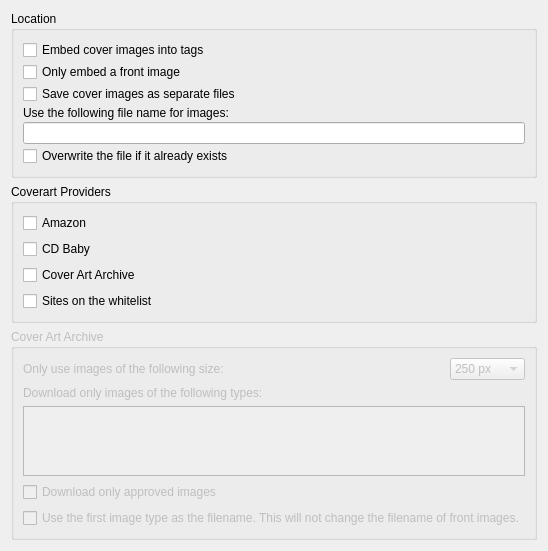
Qt form ui/options_cover.ui (metabrainz/picard) before a commit.
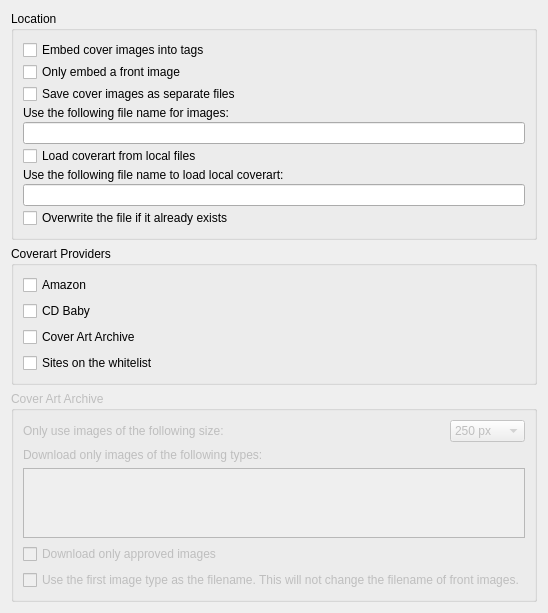
The same form after that commit.

Commit message: Add support for loading coverart from local files.

What changed in the file:
```diff
--- a/ui/options_cover.ui
+++ b/ui/options_cover.ui
@@ -54,6 +54,23 @@
       <item>
        <widget class="QLineEdit" name="cover_image_filename"/>
       </item>
+      <item>
+       <widget class="QCheckBox" name="load_local_coverart">
+        <property name="text">
+         <string>Load coverart from local files</string>
+        </property>
+       </widget>
+      </item>
+      <item>
+       <widget class="QLabel" name="label_4">
+        <property name="text">
+         <string>Use the following file name to load local coverart:</string>
+        </property>
+       </widget>
+      </item>
+      <item>
+       <widget class="QLineEdit" name="local_coverart_filename"/>
+      </item>
       <item>
        <widget class="QCheckBox" name="save_images_overwrite">
         <property name="text">
```
Left out of the diff: 2 changed lines with no effect on the pictures. The commit also changes 6 other files.
